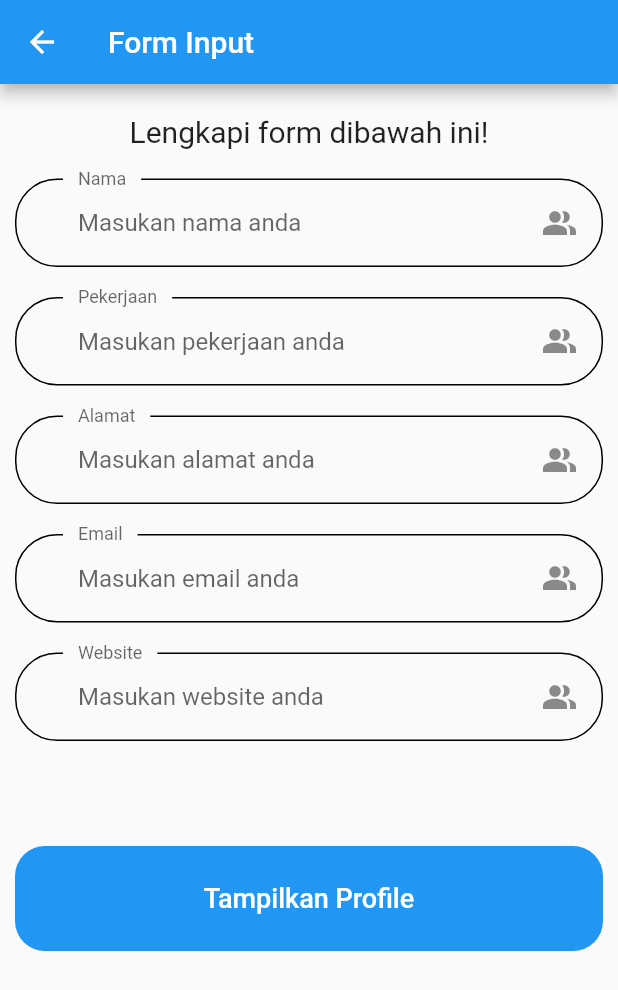
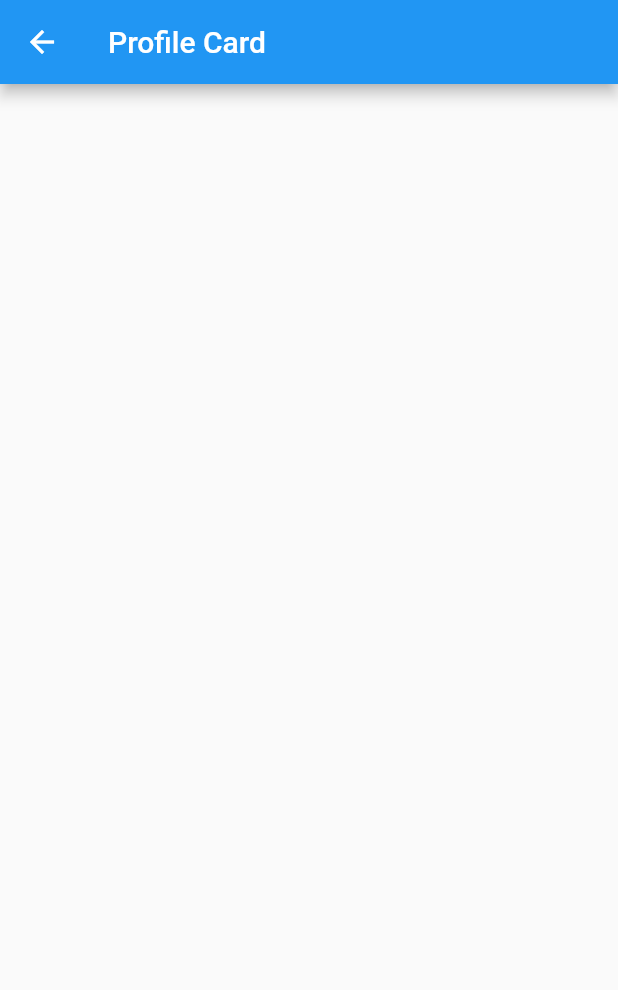
Before and after one commit to rizkysaid/profile_card, a Flutter app: the FormInput screen opened directly, after a tap on "Tampilkan Profile", on a phone screen of 412 x 824 dp. Shown: the top 990 px of the screen. Run offline on Flutter 3.47's test engine with Material 2 defaults, Android fonts, the phone set to English and light mode, and no system bars; our stand-ins replace introduction_screen.

Commit message:
awal profile card

```diff
--- a/lib/form_input.dart
+++ b/lib/form_input.dart
@@ -1,4 +1,5 @@
 import 'package:flutter/material.dart';
+import 'package:profile_card/profile_card.dart';
 
 class FormInput extends StatefulWidget {
   @override
@@ -151,6 +152,7 @@ class _FormInputState extends State<FormInput> {
               ),
               SizedBox(height: 20),
               TextFormField(
+                controller: websiteController,
                 decoration: InputDecoration(
                   labelText: "Website",
                   hintText: 'Masukan website anda',
@@ -185,8 +187,17 @@ class _FormInputState extends State<FormInput> {
                       shape: const RoundedRectangleBorder(
                           borderRadius: BorderRadius.all(Radius.circular(20)))),
                   onPressed: () {
-                    // login(nohpController.text);
-                    print(namaController.text);
+                    Navigator.push(
+                      context,
+                      MaterialPageRoute(
+                        builder: (BuildContext context) => ProfileCard(
+                            namaController.text,
+                            pekerjaanController.text,
+                            alamatController.text,
+                            emailController.text,
+                            websiteController.text),
+                      ),
+                    );
                   },
                   child: Text(
                     "Tampilkan Profile",
--- /dev/null
+++ b/lib/profile_card.dart
@@ -0,0 +1,37 @@
+import 'package:flutter/material.dart';
+
+class ProfileCard extends StatefulWidget {
+  String nama;
+  String pekerjaan;
+  String alamat;
+  String email;
+  String website;
+  ProfileCard(this.nama, this.pekerjaan, this.alamat, this.email, this.website);
+
+  @override
+  _ProfileCardState createState() => _ProfileCardState();
+}
+
+class _ProfileCardState extends State<ProfileCard> {
+  @override
+  Widget build(BuildContext context) {
+    return Scaffold(
+      appBar: AppBar(title: Text("Profile Card")),
+      body: SingleChildScrollView(
+        child: SafeArea(
+            child: Padding(
+          padding: EdgeInsets.all(10),
+          child: Column(
+            children: [
+              Text(widget.nama),
+              Text(widget.pekerjaan),
+              Text(widget.alamat),
+              Text(widget.email),
+              Text(widget.website),
+            ],
+          ),
+        )),
+      ),
+    );
+  }
+}
```
